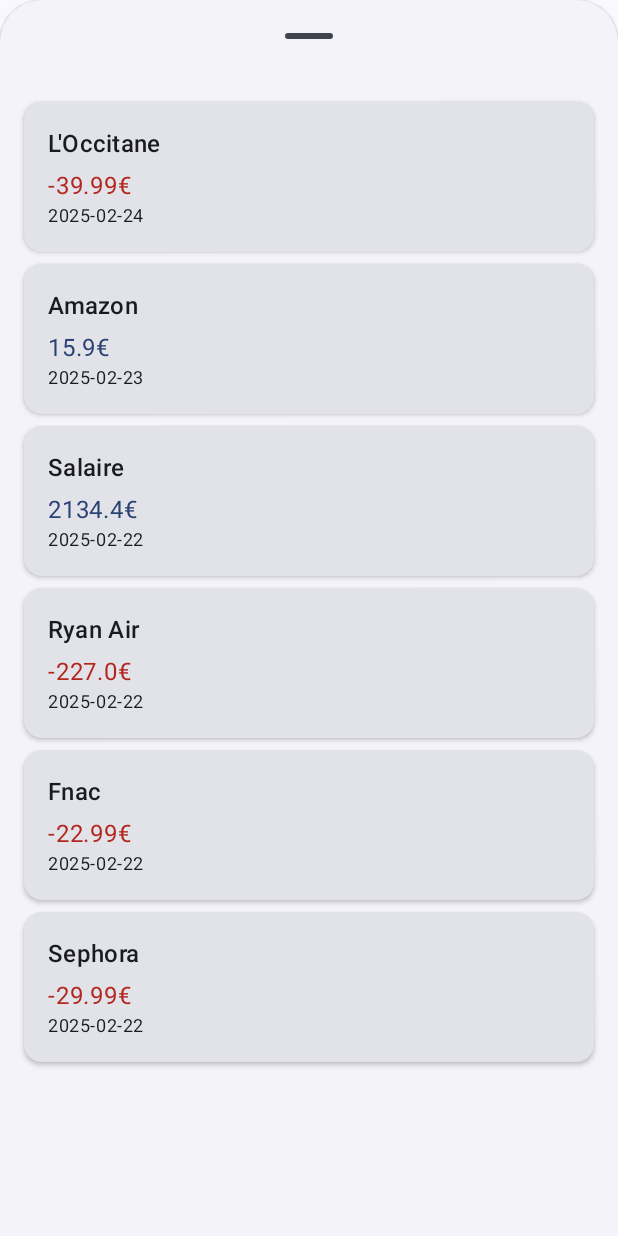
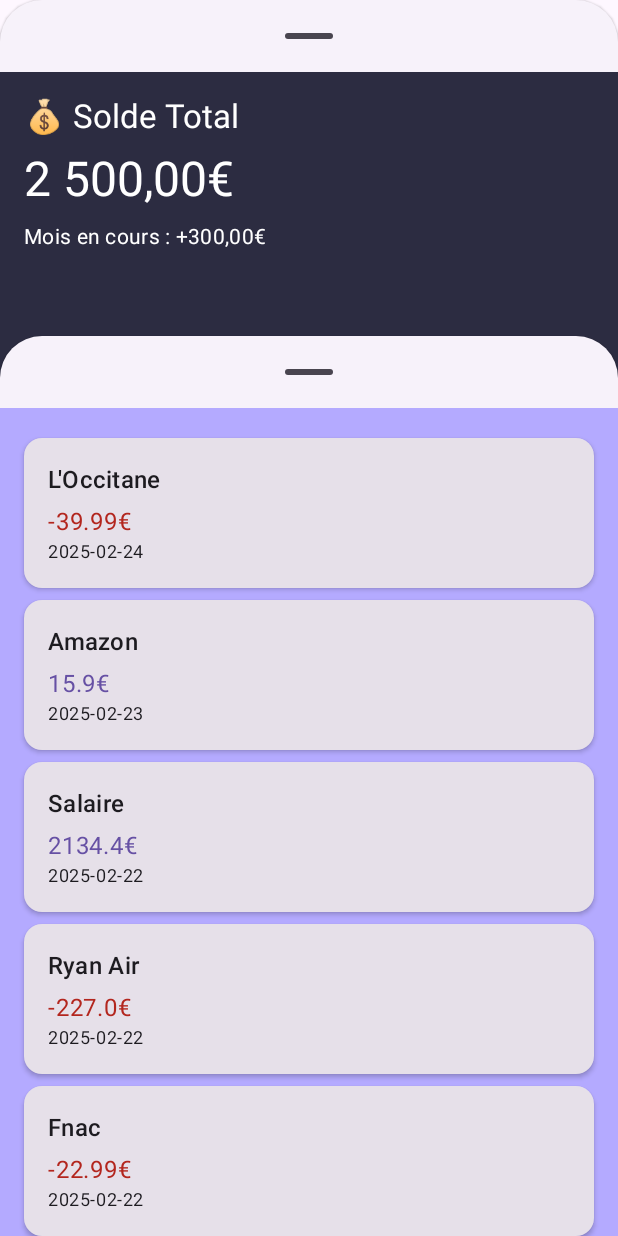
Before and after one commit to nicolas-lepinay/Master2__Kotlin_BankingApp, an Android app built with Jetpack Compose: the screen it shows after launch (MainActivity), after a tap on an icon or button, on a phone screen of 412 x 824 dp. Run offline under Robolectric (Android 15) with nearby library versions, the phone set to English and light mode, and no system bars; our stand-ins replace Dagger/Hilt's generated code.

Commit message:
ADD AccountSheet

```diff
--- a/app/src/main/java/com/example/bankingapp/MainActivity.kt
+++ b/app/src/main/java/com/example/bankingapp/MainActivity.kt
@@ -3,6 +3,7 @@
 import android.os.Bundle
 import androidx.activity.ComponentActivity
 import androidx.activity.compose.setContent
+import androidx.compose.foundation.background
 import androidx.compose.foundation.layout.Column
 import androidx.compose.foundation.layout.fillMaxSize
 import androidx.compose.foundation.layout.padding
@@ -11,14 +12,16 @@
 import androidx.compose.material3.MaterialTheme
 import androidx.compose.material3.Text
 import androidx.compose.material3.rememberBottomSheetScaffoldState
-import androidx.compose.material3.rememberStandardBottomSheetState
 import androidx.compose.runtime.Composable
 import androidx.compose.ui.Modifier
+import androidx.compose.ui.graphics.Color
 import androidx.compose.ui.res.stringResource
 import androidx.compose.ui.unit.dp
-import androidx.compose.ui.unit.sp
+import com.example.bankingapp.ui.components.AccountSheet
 import com.example.bankingapp.ui.components.TransactionsSheet
 import com.example.bankingapp.ui.theme.BankingAppTheme
+import com.example.bankingapp.ui.theme.DarkestGrey
+import com.example.bankingapp.ui.theme.Lavender
 import dagger.hilt.android.AndroidEntryPoint
 
 @AndroidEntryPoint
@@ -36,44 +39,33 @@
 @OptIn(ExperimentalMaterial3Api::class)
 @Composable
 fun BankingHomeScreen() {
-    val sheetState = rememberBottomSheetScaffoldState()
+    val accountSheetState = rememberBottomSheetScaffoldState()
+    val transactionSheetState = rememberBottomSheetScaffoldState()
 
     BottomSheetScaffold(
-        scaffoldState = sheetState,
-        sheetContent = {
-            TransactionsSheet()
-        },
-        sheetPeekHeight = 200.dp
-    ) { paddingValues ->
-        Column(modifier = Modifier.padding(paddingValues)) {
-            Text(
-                text = stringResource(R.string.greetings),
-                style = MaterialTheme.typography.titleLarge,
-                modifier = Modifier.padding(16.dp)
-            )
+        scaffoldState = transactionSheetState,
+        sheetContent = { TransactionsSheet() },
+        sheetPeekHeight = 600.dp,
+        sheetSwipeEnabled = true,
+    ) { transactionPadding ->
+
+        BottomSheetScaffold(
+            scaffoldState = accountSheetState,
+            sheetContent = { AccountSheet() },
+            sheetPeekHeight = 800.dp,
+            ) { accountPadding ->
+
+            Column(
+                modifier = Modifier
+                    .padding(accountPadding)
+                    .fillMaxSize()
+            ) {
+                Text(
+                    text = stringResource(R.string.greetings),
+                    style = MaterialTheme.typography.titleLarge,
+                    modifier = Modifier.padding(start = 32.dp, top = 64.dp)
+                )
+            }
         }
     }
 }
-
-/*
-@Composable
-fun TransactionsSheet() {
-    Column(modifier = Modifier.padding(32.dp)) {
-        Text(
-            text = "Transactions",
-            style = MaterialTheme.typography.titleMedium
-        )
-        Text(text = "Liste des transactions à venir...")
-        Text(text = "Liste des transactions à venir...")
-        Text(text = "Liste des transactions à venir...")
-        Text(text = "Liste des transactions à venir...")
-        Text(text = "Liste des transactions à venir...")
-        Text(text = "Liste des transactions à venir...")
-        Text(text = "Liste des transactions à venir...")
-        Text(text = "Liste des transactions à venir...")
-        Text(text = "Liste des transactions à venir...")
-        Text(text = "Liste des transactions à venir...")
-        Text(text = "Liste des transactions à venir...")
-    }
-}
- */
--- /dev/null
+++ b/app/src/main/java/com/example/bankingapp/domain/model/BankAccount.kt
@@ -0,0 +1,6 @@
+package com.example.bankingapp.domain.model
+
+data class BankAccount(
+    val name: String,
+    val balance: Double
+)
--- /dev/null
+++ b/app/src/main/java/com/example/bankingapp/ui/components/AccountSheet.kt
@@ -0,0 +1,39 @@
+package com.example.bankingapp.ui.components
+
+import androidx.compose.foundation.background
+import androidx.compose.foundation.layout.*
+import androidx.compose.material3.*
+import androidx.compose.runtime.*
+import androidx.compose.ui.Modifier
+import androidx.compose.ui.graphics.Color
+import androidx.compose.ui.unit.dp
+import com.example.bankingapp.ui.theme.*
+
+@Composable
+fun AccountSheet() {
+    Column(
+        modifier = Modifier
+            .fillMaxSize()
+            .background(DarkestGrey)
+            .padding(16.dp)
+    ) {
+        Text(
+            text = "💰 Solde Total",
+            style = MaterialTheme.typography.titleLarge,
+            color = Color.White
+        )
+        Spacer(modifier = Modifier.height(8.dp))
+        Text(
+            text = "2 500,00€",
+            style = MaterialTheme.typography.headlineLarge,
+            color = Color.White
+        )
+        Spacer(modifier = Modifier.height(8.dp))
+        Text(
+            text = "Mois en cours : +300,00€",
+            style = MaterialTheme.typography.bodyMedium,
+            color = Color.White
+        )
+        Spacer(modifier = Modifier.height(500.dp))
+    }
+}
--- a/app/src/main/java/com/example/bankingapp/ui/components/TransactionList.kt
+++ b/app/src/main/java/com/example/bankingapp/ui/components/TransactionList.kt
@@ -1,5 +1,6 @@
 package com.example.bankingapp.ui.components
 
+import androidx.compose.foundation.background
 import androidx.compose.foundation.layout.*
 import androidx.compose.foundation.lazy.LazyColumn
 import androidx.compose.foundation.lazy.items
@@ -11,13 +12,17 @@
 import com.example.bankingapp.viewmodel.TransactionViewModel
 import androidx.lifecycle.compose.collectAsStateWithLifecycle
 import androidx.hilt.navigation.compose.hiltViewModel
+import com.example.bankingapp.ui.theme.Lavender
 
 @Composable
 fun TransactionsSheet(viewModel: TransactionViewModel = hiltViewModel()) {
     val transactions by viewModel.transactions.collectAsStateWithLifecycle()
 
     LazyColumn(
-        modifier = Modifier.fillMaxSize().padding(16.dp)
+        modifier = Modifier
+            .fillMaxSize()
+            .background(Lavender)
+            .padding(16.dp)
     ) {
         items(transactions) { transaction ->
             TransactionItem(transaction)
--- a/app/src/main/java/com/example/bankingapp/ui/theme/Color.kt
+++ b/app/src/main/java/com/example/bankingapp/ui/theme/Color.kt
@@ -2,6 +2,7 @@
 
 import androidx.compose.ui.graphics.Color
 
+// Par défaut
 val Purple80 = Color(0xFFD0BCFF)
 val PurpleGrey80 = Color(0xFFCCC2DC)
 val Pink80 = Color(0xFFEFB8C8)
@@ -9,3 +10,7 @@
 val Purple40 = Color(0xFF6650a4)
 val PurpleGrey40 = Color(0xFF625b71)
 val Pink40 = Color(0xFF7D5260)
+
+// Personnalisés
+val Lavender = Color(0xFFB4AAFF)
+val DarkestGrey = Color(0xFF2C2C41)
--- a/app/src/main/java/com/example/bankingapp/ui/theme/Theme.kt
+++ b/app/src/main/java/com/example/bankingapp/ui/theme/Theme.kt
@@ -1,6 +1,5 @@
 package com.example.bankingapp.ui.theme
 
-import android.app.Activity
 import android.os.Build
 import androidx.compose.foundation.isSystemInDarkTheme
 import androidx.compose.material3.MaterialTheme
@@ -14,13 +13,13 @@
 private val DarkColorScheme = darkColorScheme(
     primary = Purple80,
     secondary = PurpleGrey80,
-    tertiary = Pink80
+    tertiary = Pink80,
 )
 
 private val LightColorScheme = lightColorScheme(
     primary = Purple40,
     secondary = PurpleGrey40,
-    tertiary = Pink40
+    tertiary = Pink40,
 
     /* Other default colors to override
     background = Color(0xFFFFFBFE),
@@ -36,22 +35,12 @@
 @Composable
 fun BankingAppTheme(
     darkTheme: Boolean = isSystemInDarkTheme(),
-    // Dynamic color is available on Android 12+
-    dynamicColor: Boolean = true,
     content: @Composable () -> Unit
 ) {
-    val colorScheme = when {
-        dynamicColor && Build.VERSION.SDK_INT >= Build.VERSION_CODES.S -> {
-            val context = LocalContext.current
-            if (darkTheme) dynamicDarkColorScheme(context) else dynamicLightColorScheme(context)
-        }
-
-        darkTheme -> DarkColorScheme
-        else -> LightColorScheme
-    }
+    val colors = if (darkTheme) DarkColorScheme else LightColorScheme
 
     MaterialTheme(
-        colorScheme = colorScheme,
+        colorScheme = colors,
         typography = Typography,
         content = content
     )
--- a/app/src/main/res/values/strings.xml
+++ b/app/src/main/res/values/strings.xml
@@ -1,4 +1,4 @@
 <resources>
     <string name="app_name">BankingApp</string>
-    <string name="greetings">Tu es au top, Alice !</string>
+    <string name="greetings">Bienvenue, Alice</string>
 </resources>
```
Also changed, not shown: app/src/main/java/com/example/bankingapp/ui/components/BankAccountsSheet.kt (added, +43 -0 lines).
